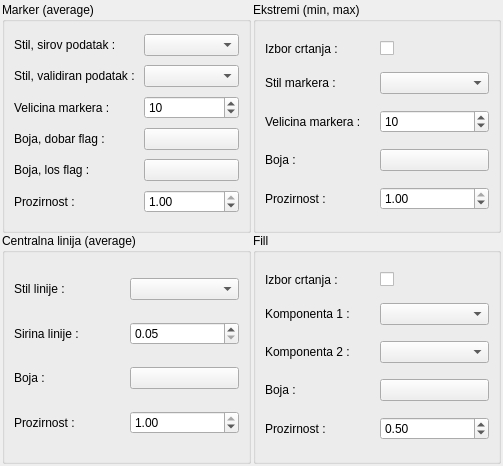
Old version of the form app/view/ui_files/glavni_graf_widget.ui in the repository kluksa/kontrola-podataka.
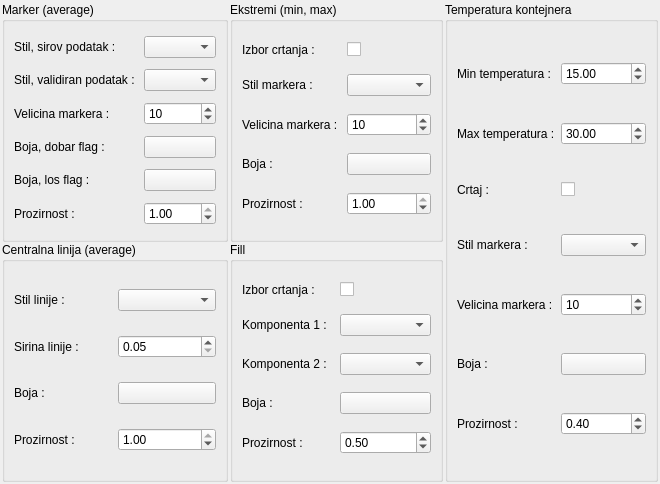
New version of the form.

Commit message:
Dodavanje kontrole za temperaturu kontejnera
- update progressa, jos nije gotovo.
- Kontrola je dodana u glavni izbornik za postavke grafova pod tabom za
glavne grafove.
- kontrola (90%) radi (treba pripaziti za min i max vrijednosti)
ali objekt nije iskoristen jos za crtanje grafa.

```diff
--- a/app/view/ui_files/glavni_graf_widget.ui
+++ b/app/view/ui_files/glavni_graf_widget.ui
@@ -6,8 +6,8 @@
    <rect>
     <x>0</x>
     <y>0</y>
-    <width>503</width>
-    <height>466</height>
+    <width>660</width>
+    <height>484</height>
    </rect>
   </property>
   <property name="windowTitle">
@@ -359,6 +359,131 @@
      </item>
     </layout>
    </item>
+   <item>
+    <layout class="QVBoxLayout" name="verticalLayout_3">
+     <property name="spacing">
+      <number>0</number>
+     </property>
+     <item>
+      <widget class="QGroupBox" name="groupBox_5">
+       <property name="title">
+        <string>Temperatura kontejnera</string>
+       </property>
+       <layout class="QGridLayout" name="gridLayout_5">
+        <item row="6" column="0">
+         <widget class="QLabel" name="label_25">
+          <property name="text">
+           <string>Velicina markera :</string>
+          </property>
+         </widget>
+        </item>
+        <item row="8" column="0">
+         <widget class="QLabel" name="label_27">
+          <property name="text">
+           <string>Prozirnost :</string>
+          </property>
+         </widget>
+        </item>
+        <item row="7" column="0">
+         <widget class="QLabel" name="label_26">
+          <property name="text">
+           <string>Boja :</string>
+          </property>
+         </widget>
+        </item>
+        <item row="5" column="0">
+         <widget class="QLabel" name="label_24">
+          <property name="text">
+           <string>Stil markera :</string>
+          </property>
+         </widget>
+        </item>
+        <item row="2" column="0">
+         <widget class="QLabel" name="label_21">
+          <property name="text">
+           <string>Crtaj :</string>
+          </property>
+         </widget>
+        </item>
+        <item row="2" column="1">
+         <widget class="QCheckBox" name="kontejnerCrtaj">
+          <property name="text">
+           <string/>
+          </property>
+         </widget>
+        </item>
+        <item row="0" column="0">
+         <widget class="QLabel" name="label_22">
+          <property name="text">
+           <string>Min temperatura :</string>
+          </property>
+         </widget>
+        </item>
+        <item row="1" column="0">
+         <widget class="QLabel" name="label_23">
+          <property name="text">
+           <string>Max temperatura :</string>
+          </property>
+         </widget>
+        </item>
+        <item row="0" column="1">
+         <widget class="QDoubleSpinBox" name="kontejnerMin">
+          <property name="singleStep">
+           <double>0.500000000000000</double>
+          </property>
+          <property name="value">
+           <double>15.000000000000000</double>
+          </property>
+         </widget>
+        </item>
+        <item row="1" column="1">
+         <widget class="QDoubleSpinBox" name="kontejnerMax">
+          <property name="singleStep">
+           <double>0.500000000000000</double>
+          </property>
+          <property name="value">
+           <double>30.000000000000000</double>
+          </property>
+         </widget>
+        </item>
+        <item row="8" column="1">
+         <widget class="QDoubleSpinBox" name="kontejnerAlpha">
+          <property name="maximum">
+           <double>1.000000000000000</double>
+          </property>
+          <property name="singleStep">
+           <double>0.050000000000000</double>
+          </property>
+          <property name="value">
+           <double>0.400000000000000</double>
+          </property>
+         </widget>
+        </item>
+        <item row="6" column="1">
+         <widget class="QSpinBox" name="kontejnerSize">
+          <property name="minimum">
+           <number>1</number>
+          </property>
+          <property name="value">
+           <number>10</number>
+          </property>
+         </widget>
+        </item>
+        <item row="7" column="1">
+         <widget class="QPushButton" name="kontejnerBoja">
+          <property name="text">
+           <string/>
+          </property>
+         </widget>
+        </item>
+        <item row="5" column="1">
+         <widget class="QComboBox" name="kontejnerStil"/>
+        </item>
+       </layout>
+      </widget>
+     </item>
+    </layout>
+   </item>
   </layout>
  </widget>
  <resources/>
```
The commit also changes 4 other files.
